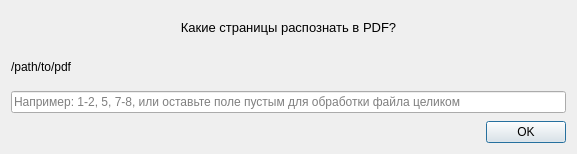
Above: src/godr/frontend/ui/select_pages_pdf.ui from gle8098/diagram-recognition before the change. Below: the same form after it.
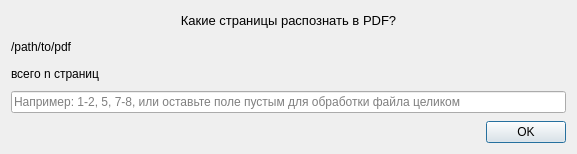
That is the form after the change.

Commit message: GODR-67: moved changes from unsupported branch

```diff
--- a/src/godr/frontend/ui/select_pages_pdf.ui
+++ b/src/godr/frontend/ui/select_pages_pdf.ui
@@ -13,7 +13,7 @@
   <property name="windowTitle">
    <string>Выбор страниц для pdf</string>
   </property>
-  <layout class="QVBoxLayout" name="verticalLayout" stretch="0,0,0,0">
+  <layout class="QVBoxLayout" name="verticalLayout" stretch="0,0,0,0,0">
    <property name="spacing">
     <number>8</number>
    </property>
@@ -39,6 +39,13 @@
      </property>
     </widget>
    </item>
+   <item>
+    <widget class="QLabel" name="page_cnt">
+     <property name="text">
+      <string>всего n страниц</string>
+     </property>
+    </widget>
+   </item>
    <item>
     <widget class="QLineEdit" name="page_range">
      <property name="placeholderText">
```
The commit also changes 1 other file.
